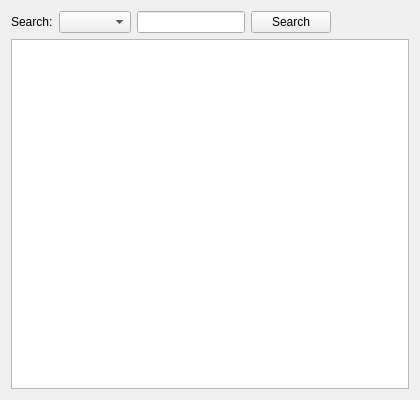
This is src/dictionarywidget.ui in jablonkai/QDictionary as Qt 5 draws it before an edit. The edited form follows.
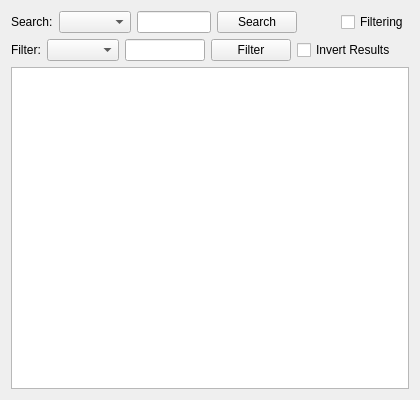
This is the edited form. Custom widgets are drawn as their Qt base class.

```diff
--- a/src/dictionarywidget.ui
+++ b/src/dictionarywidget.ui
@@ -52,8 +52,77 @@
        </property>
       </spacer>
      </item>
+     <item>
+      <widget class="QCheckBox" name="filteringCheckBox" >
+       <property name="text" >
+        <string>Filtering</string>
+       </property>
+      </widget>
+     </item>
     </layout>
    </item>
+   <item>
+    <widget class="QWidget" native="1" name="filterWidget" >
+     <layout class="QHBoxLayout" >
+      <property name="leftMargin" >
+       <number>0</number>
+      </property>
+      <property name="topMargin" >
+       <number>0</number>
+      </property>
+      <property name="rightMargin" >
+       <number>0</number>
+      </property>
+      <property name="bottomMargin" >
+       <number>0</number>
+      </property>
+      <item>
+       <widget class="QLabel" name="label_2" >
+        <property name="text" >
+         <string>Filter:</string>
+        </property>
+       </widget>
+      </item>
+      <item>
+       <widget class="QComboBox" name="filterComboBox" >
+        <property name="sizeAdjustPolicy" >
+         <enum>QComboBox::AdjustToContents</enum>
+        </property>
+       </widget>
+      </item>
+      <item>
+       <widget class="SearchLine" name="filterLineEdit" />
+      </item>
+      <item>
+       <widget class="QPushButton" name="filterButton" >
+        <property name="text" >
+         <string>Filter</string>
+        </property>
+       </widget>
+      </item>
+      <item>
+       <widget class="QCheckBox" name="filterCheckBox" >
+        <property name="text" >
+         <string>Invert Results</string>
+        </property>
+       </widget>
+      </item>
+      <item>
+       <spacer>
+        <property name="orientation" >
+         <enum>Qt::Horizontal</enum>
+        </property>
+        <property name="sizeHint" >
+         <size>
+          <width>40</width>
+          <height>20</height>
+         </size>
+        </property>
+       </spacer>
+      </item>
+     </layout>
+    </widget>
+   </item>
    <item>
     <widget class="QTableView" name="tableView" >
      <property name="editTriggers" >
```
Left out of the diff: 19 changed lines with no effect on the pictures.
